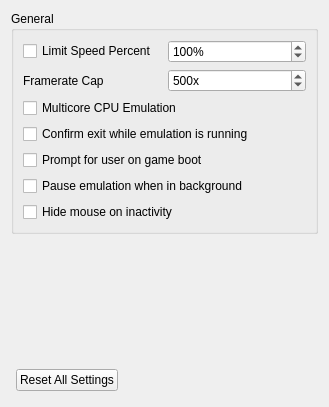
Qt form src/yuzu/configuration/configure_general.ui (QuantumGhost/yuzu) before a commit.
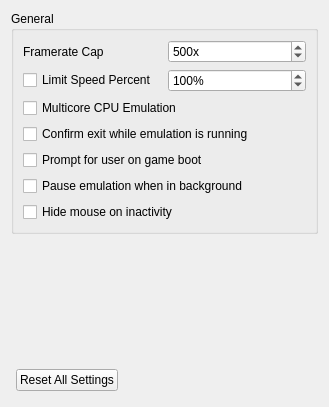
The same form after that commit.

Patch:
```diff
--- a/src/yuzu/configuration/configure_general.ui
+++ b/src/yuzu/configuration/configure_general.ui
@@ -24,6 +24,36 @@
        <layout class="QHBoxLayout" name="GeneralHorizontalLayout">
         <item>
          <layout class="QVBoxLayout" name="GeneralVerticalLayout">
+          <item>
+            <layout class="QHBoxLayout" name="horizontalLayout_2">
+              <item>
+                <widget class="QLabel" name="fps_cap_label">
+                  <property name="text">
+                    <string>Framerate Cap</string>
+                  </property>
+                  <property name="toolTip">
+                    <string>Requires the use of the FPS Limiter Toggle hotkey to take effect.</string>
+                  </property>
+                </widget>
+              </item>
+              <item>
+                <widget class="QSpinBox" name="fps_cap">
+                  <property name="suffix">
+                    <string>x</string>
+                  </property>
+                  <property name="minimum">
+                    <number>1</number>
+                  </property>
+                  <property name="maximum">
+                    <number>1000</number>
+                  </property>
+                  <property name="value">
+                    <number>500</number>
+                  </property>
+                </widget>
+              </item>
+            </layout>
+          </item>
           <item>
            <layout class="QHBoxLayout" name="horizontalLayout_2">
             <item>
@@ -51,36 +81,6 @@
             </item>
            </layout>
           </item>
-          <item>
-           <layout class="QHBoxLayout" name="horizontalLayout_2">
-            <item>
-             <widget class="QLabel" name="fps_cap_label">
-              <property name="text">
-               <string>Framerate Cap</string>
-              </property>
-              <property name="toolTip">
-                <string>Requires the use of the FPS Limiter Toggle hotkey to take effect.</string>
-              </property>
-             </widget>
-            </item>
-            <item>
-             <widget class="QSpinBox" name="fps_cap">
-              <property name="suffix">
-               <string>x</string>
-              </property>
-              <property name="minimum">
-               <number>1</number>
-              </property>
-              <property name="maximum">
-               <number>1000</number>
-              </property>
-              <property name="value">
-               <number>500</number>
-              </property>
-             </widget>
-            </item>
-           </layout>
-          </item>
           <item>
            <widget class="QCheckBox" name="use_multi_core">
             <property name="text">
```
